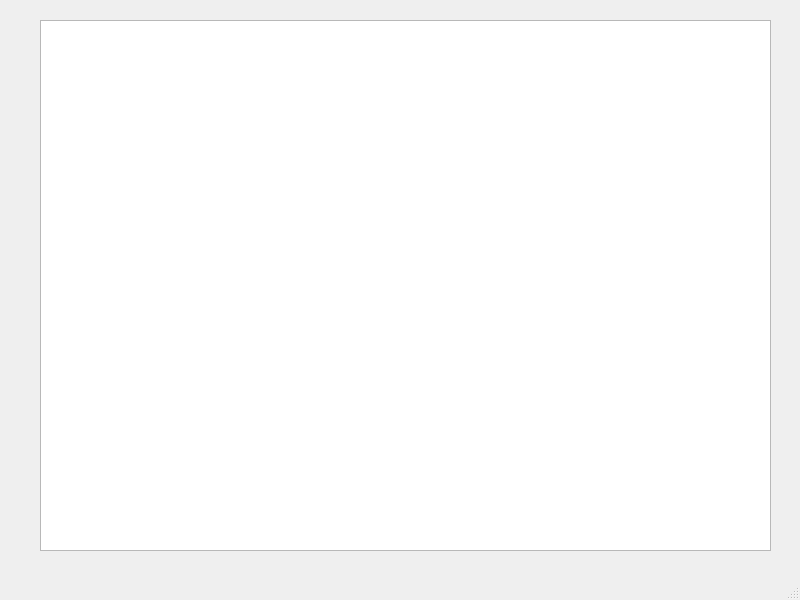
Before: the Qt Designer form main.ui in pascal65536/anyname, drawn with Qt 5.
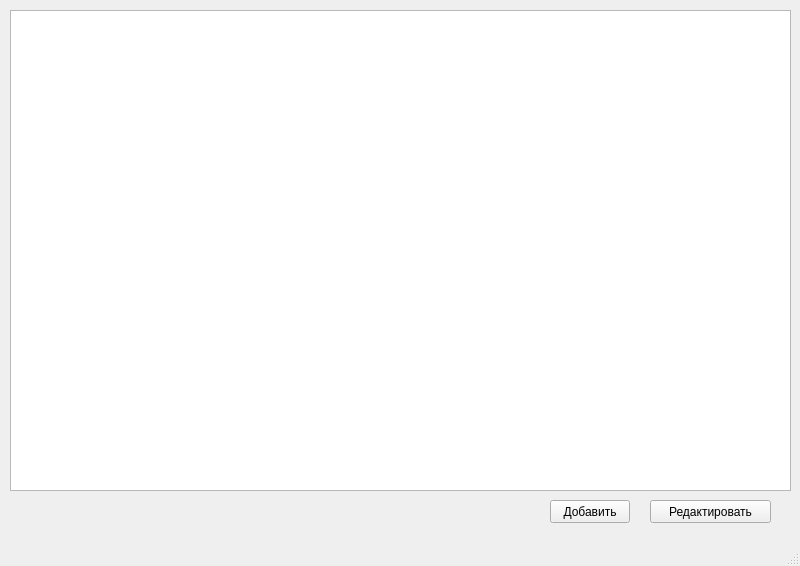
After: the same form once the commit is applied.

The edit to the form file:
```diff
--- a/main.ui
+++ b/main.ui
@@ -7,7 +7,7 @@
     <x>0</x>
     <y>0</y>
     <width>800</width>
-    <height>600</height>
+    <height>566</height>
    </rect>
   </property>
   <property name="windowTitle">
@@ -17,13 +17,39 @@
    <widget class="QTableWidget" name="tableWidget">
     <property name="geometry">
      <rect>
-      <x>40</x>
-      <y>20</y>
-      <width>731</width>
-      <height>531</height>
+      <x>10</x>
+      <y>10</y>
+      <width>781</width>
+      <height>481</height>
      </rect>
     </property>
    </widget>
+   <widget class="QPushButton" name="editButton">
+    <property name="geometry">
+     <rect>
+      <x>650</x>
+      <y>500</y>
+      <width>121</width>
+      <height>23</height>
+     </rect>
+    </property>
+    <property name="text">
+     <string>Редактировать</string>
+    </property>
+   </widget>
+   <widget class="QPushButton" name="addButton">
+    <property name="geometry">
+     <rect>
+      <x>550</x>
+      <y>500</y>
+      <width>80</width>
+      <height>23</height>
+     </rect>
+    </property>
+    <property name="text">
+     <string>Добавить</string>
+    </property>
+   </widget>
   </widget>
   <widget class="QMenuBar" name="menubar">
    <property name="geometry">
```
